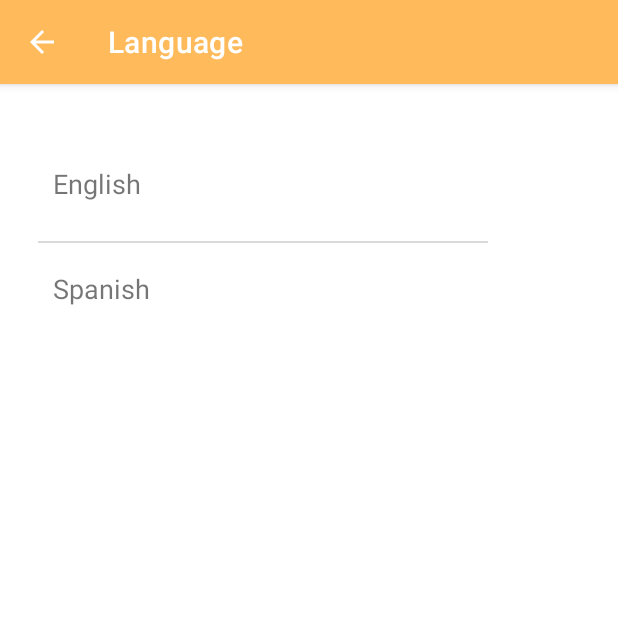
After one commit to RicardoFlores01/HealthPetAppMovil, an Android app: the Language screen opened directly, with no data from a screen before it, on a phone screen of 412 x 824 dp, the top half of it. The commit adds this screen. Run offline under Robolectric (Android 15) with nearby library versions, the phone set to English and light mode, and no system bars.

Commit message:
Modify files

```diff
--- /dev/null
+++ b/app/src/main/java/example/com/healthpetapp/Language.java
@@ -0,0 +1,71 @@
+package example.com.healthpetapp;
+
+import androidx.appcompat.app.AppCompatActivity;
+
+import android.content.Intent;
+import android.content.res.Configuration;
+import android.content.res.Resources;
+import android.os.Bundle;
+import android.util.DisplayMetrics;
+import android.view.View;
+import android.widget.Button;
+import android.widget.TextView;
+
+import java.util.Locale;
+
+public class Language extends AppCompatActivity {
+
+    TextView english, spanish;
+    private Locale locale;
+    private Configuration config = new Configuration();
+
+
+    @Override
+    protected void onCreate(Bundle savedInstanceState) {
+        super.onCreate(savedInstanceState);
+        setContentView(R.layout.activity_language);
+
+        english = ((TextView)findViewById(R.id.english));
+        spanish = ((TextView)findViewById(R.id.spanish));
+
+        english.setOnClickListener(new View.OnClickListener() {
+            @Override
+            public void onClick(View view) {
+                locale = new Locale("en");
+                config.locale = locale;
+
+                getResources().updateConfiguration(config, null);
+                Intent  refresh = new Intent(Language.this, MenuActivity.class);
+                startActivity(refresh);
+                finish();
+            }
+        });
+
+        spanish.setOnClickListener(new View.OnClickListener() {
+            @Override
+            public void onClick(View view) {
+                locale = new Locale("es");
+                config.locale = locale;
+
+                getResources().updateConfiguration(config, null);
+                Intent  refresh = new Intent(Language.this, MenuActivity.class);
+                startActivity(refresh);
+                finish();
+            }
+        });
+
+        /*
+        Resources res = Language.this.getResources();
+        DisplayMetrics dm = res.getDisplayMetrics();
+        android.content.res.Configuration conf = res.getConfiguration();
+        conf.locale = new Locale("es");
+        res.updateConfiguration(conf, dm);
+
+        startActivity(new Intent(Language.this, Language.class));
+        finish();*/
+
+    }
+
+
+
+}
--- /dev/null
+++ b/app/src/main/res/layout/activity_language.xml
@@ -0,0 +1,43 @@
+<?xml version="1.0" encoding="utf-8"?>
+<androidx.constraintlayout.widget.ConstraintLayout xmlns:android="http://schemas.android.com/apk/res/android"
+    xmlns:app="http://schemas.android.com/apk/res-auto"
+    xmlns:tools="http://schemas.android.com/tools"
+    android:layout_width="match_parent"
+    android:layout_height="match_parent"
+    tools:context=".Language">
+
+    <TextView
+        android:id="@+id/english"
+        android:layout_width="wrap_content"
+        android:layout_height="wrap_content"
+        android:layout_marginStart="35dp"
+        android:layout_marginTop="54dp"
+        android:text="@string/english"
+        android:textSize="18sp"
+        app:layout_constraintStart_toStartOf="parent"
+        app:layout_constraintTop_toTopOf="parent" />
+
+    <View
+        android:id="@+id/line"
+        android:layout_width="300dp"
+        android:layout_height="1dp"
+        android:layout_marginStart="25dp"
+        android:layout_marginTop="26dp"
+        android:background="@color/line"
+        app:layout_constraintStart_toStartOf="parent"
+        app:layout_constraintTop_toBottomOf="@+id/english" />
+
+    <TextView
+        android:id="@+id/spanish"
+        android:layout_width="wrap_content"
+        android:layout_height="wrap_content"
+        android:layout_marginStart="35dp"
+        android:layout_marginTop="18dp"
+        android:textSize="18sp"
+        android:text="@string/spanish"
+        app:layout_constraintStart_toStartOf="parent"
+        app:layout_constraintTop_toBottomOf="@id/line" />
+
+
+
+</androidx.constraintlayout.widget.ConstraintLayout>
--- a/app/src/main/res/layout/fragment_home.xml
+++ b/app/src/main/res/layout/fragment_home.xml
@@ -163,7 +163,7 @@
             android:layout_width="wrap_content"
             android:layout_height="wrap_content"
             android:layout_marginEnd="76dp"
-            android:layout_marginBottom="72dp"
+            android:layout_marginBottom="175dp"
             android:backgroundTint="@color/purple_500"
             android:clickable="true"
             android:src="@drawable/ic_baseline_add_24"
```
Also changed, not shown: app/src/main/AndroidManifest.xml (+23 -6 lines), app/src/main/java/example/com/healthpetapp/About.java (added, +14 -0 lines), app/src/main/java/example/com/healthpetapp/Help.java (added, +14 -0 lines), app/src/main/java/example/com/healthpetapp/Settings.java (+42 -0 lines), app/src/main/java/example/com/healthpetapp/ui/gallery/GalleryFragment.java (+14 -0 lines), app/src/main/res/layout/activity_about.xml (added, +21 -0 lines), app/src/main/res/layout/activity_add_contact.xml (+6 -9 lines), app/src/main/res/layout/activity_help.xml (added, +31 -0 lines), app/src/main/res/layout/activity_shedule_appointment.xml (+17 -11 lines), app/src/main/res/layout/fragment_gallery.xml (+12 -0 lines), app/src/main/res/values/strings.xml (+20 -0 lines), 1 other file.
